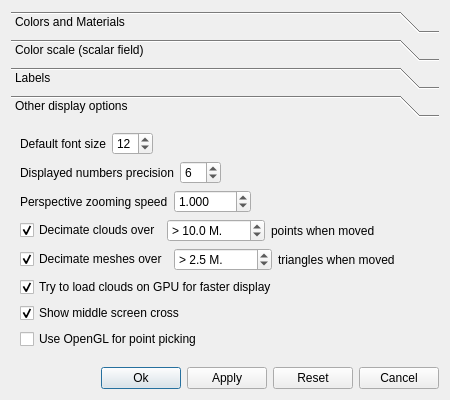
First picture: the form in qCC/ui_templates/displayOptionsDlg.ui, repository archeos/cloudcompare-archeos, before the edit.
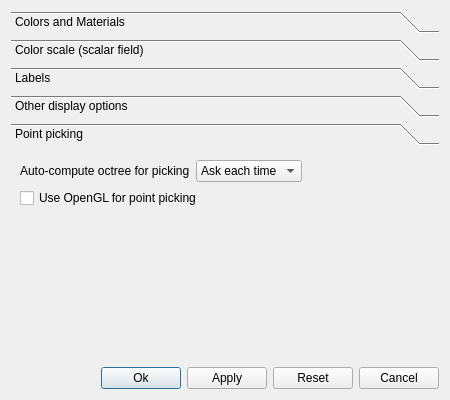
Second picture: the form after the edit. Icons and pictures are not drawn.

The edit to the form file:
```diff
--- a/qCC/ui_templates/displayOptionsDlg.ui
+++ b/qCC/ui_templates/displayOptionsDlg.ui
@@ -27,7 +27,7 @@
    <item>
     <widget class="QToolBox" name="toolBox">
      <property name="currentIndex">
-      <number>3</number>
+      <number>4</number>
      </property>
      <widget class="QWidget" name="pageColorAndMatOptions">
       <property name="geometry">
@@ -572,7 +572,7 @@
         <x>0</x>
         <y>0</y>
         <width>432</width>
-        <height>243</height>
+        <height>216</height>
        </rect>
       </property>
       <attribute name="label">
@@ -850,6 +850,75 @@
         </widget>
        </item>
        <item>
+        <spacer name="verticalSpacer_3">
+         <property name="orientation">
+          <enum>Qt::Vertical</enum>
+         </property>
+         <property name="sizeHint" stdset="0">
+          <size>
+           <width>20</width>
+           <height>16</height>
+          </size>
+         </property>
+        </spacer>
+       </item>
+      </layout>
+     </widget>
+     <widget class="QWidget" name="pickingPage">
+      <attribute name="label">
+       <string>Point picking</string>
+      </attribute>
+      <layout class="QVBoxLayout" name="verticalLayout_2">
+       <item>
+        <layout class="QHBoxLayout" name="horizontalLayout_10">
+         <item>
+          <widget class="QLabel" name="label_22">
+           <property name="text">
+            <string>Auto-compute octree for picking</string>
+           </property>
+          </widget>
+         </item>
+         <item>
+          <widget class="QComboBox" name="autoComputeOctreeComboBox">
+           <property name="toolTip">
+            <string>Octree computation can be long but the picking is then much faster</string>
+           </property>
+           <property name="currentIndex">
+            <number>1</number>
+           </property>
+           <item>
+            <property name="text">
+             <string>Always</string>
+            </property>
+           </item>
+           <item>
+            <property name="text">
+             <string>Ask each time</string>
+            </property>
+           </item>
+           <item>
+            <property name="text">
+             <string>Never</string>
+            </property>
+           </item>
+          </widget>
+         </item>
+         <item>
+          <spacer name="horizontalSpacer_8">
+           <property name="orientation">
+            <enum>Qt::Horizontal</enum>
+           </property>
+           <property name="sizeHint" stdset="0">
+            <size>
+             <width>40</width>
+             <height>20</height>
+            </size>
+           </property>
+          </spacer>
+         </item>
+        </layout>
+       </item>
+       <item>
         <widget class="QCheckBox" name="openGLPickingCheckBox">
          <property name="toolTip">
           <string>To use OpenGL for point picking (no octree is required but it can be slow on low-end GPUs)</string>
@@ -860,14 +929,14 @@
         </widget>
        </item>
        <item>
-        <spacer name="verticalSpacer_3">
+        <spacer name="verticalSpacer_7">
          <property name="orientation">
           <enum>Qt::Vertical</enum>
          </property>
          <property name="sizeHint" stdset="0">
           <size>
            <width>20</width>
-           <height>16</height>
+           <height>144</height>
           </size>
          </property>
         </spacer>
```
Left out of the diff: 22 changed lines with no effect on the pictures.
